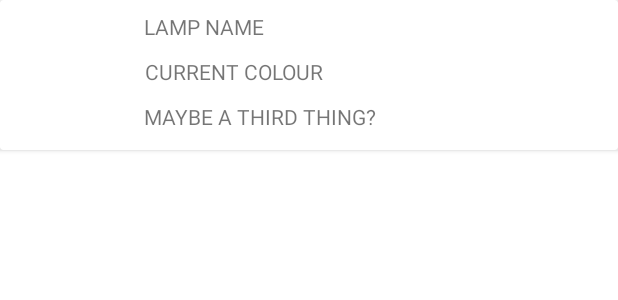
After one commit to Dogukan-lab/PhilipsHueControl, an Android app: the layout lamp_card.xml on its own in the app's theme, with its tools: preview values and no code run, on a phone screen of 412 x 824 dp. The commit adds this screen. Shown: the top 300 px of the screen. Run offline under Robolectric (Android 15) with nearby library versions, the phone set to English and light mode, and no system bars.

Commit message:
[ADDITION] added skeletons for the future app layout

```diff
--- a/PhilipsHueApk/app/build.gradle
+++ b/PhilipsHueApk/app/build.gradle
@@ -49,6 +49,7 @@ dependencies {
     implementation 'androidx.appcompat:appcompat:1.2.0'
     implementation 'com.google.android.material:material:1.2.1'
     implementation 'androidx.constraintlayout:constraintlayout:2.0.4'
+    implementation "androidx.cardview:cardview:1.0.0"
     implementation 'com.squareup.okhttp3:okhttp:4.9.0'
     implementation 'androidx.legacy:legacy-support-v4:1.0.0'
     testImplementation 'junit:junit:4.13.1'
--- a/PhilipsHueApk/app/src/main/res/layout/activity_main.xml
+++ b/PhilipsHueApk/app/src/main/res/layout/activity_main.xml
@@ -7,6 +7,7 @@
     tools:context=".ui.MainActivity"
     android:id="@+id/mainActivity">
 
+    <!-- TODO: Maybe add a bottom nav bar for something? -->
 
     <androidx.fragment.app.FragmentContainerView
         android:id="@+id/nav_host_fragment"
--- a/PhilipsHueApk/app/src/main/res/layout/fragment_hue.xml
+++ b/PhilipsHueApk/app/src/main/res/layout/fragment_hue.xml
@@ -13,4 +13,6 @@
         android:layout_height="match_parent" />
 
 
+
+
 </FrameLayout>
--- /dev/null
+++ b/PhilipsHueApk/app/src/main/res/layout/lamp_card.xml
@@ -0,0 +1,66 @@
+<?xml version="1.0" encoding="utf-8"?>
+<androidx.cardview.widget.CardView xmlns:android="http://schemas.android.com/apk/res/android"
+    xmlns:tools="http://schemas.android.com/tools"
+    android:layout_width="match_parent"
+    android:layout_height="100dp"
+    xmlns:app="http://schemas.android.com/apk/res-auto">
+
+    <!-- TODO: Make this lamp card clickable, so that it goes to the detail fragment of this lamp -->
+
+    <androidx.constraintlayout.widget.ConstraintLayout
+        android:layout_width="match_parent"
+        android:layout_height="match_parent">
+
+        <ImageView
+            android:id="@+id/lamp_image"
+            android:layout_width="80dp"
+            android:layout_height="80dp"
+            android:layout_marginStart="8dp"
+            android:layout_marginLeft="8dp"
+            android:layout_marginTop="8dp"
+            app:layout_constraintStart_toStartOf="parent"
+            app:layout_constraintTop_toTopOf="parent" />
+
+        <TextView
+            android:id="@+id/lamp_name"
+            android:layout_width="300dp"
+            android:layout_height="20dp"
+            android:layout_marginStart="8dp"
+            android:layout_marginLeft="8dp"
+            android:layout_marginTop="8dp"
+            android:text="LAMP NAME"
+            app:layout_constraintEnd_toEndOf="parent"
+            app:layout_constraintHorizontal_bias="0.0"
+            app:layout_constraintStart_toEndOf="@+id/lamp_image"
+            app:layout_constraintTop_toTopOf="parent" />
+
+        <TextView
+            android:id="@+id/lamp_colour"
+            android:layout_width="300dp"
+            android:layout_height="20dp"
+            android:layout_marginStart="8dp"
+            android:layout_marginLeft="8dp"
+            android:layout_marginTop="10dp"
+            android:text="CURRENT COLOUR"
+            app:layout_constraintEnd_toEndOf="parent"
+            app:layout_constraintHorizontal_bias="0.05"
+            app:layout_constraintStart_toEndOf="@+id/lamp_image"
+            app:layout_constraintTop_toBottomOf="@+id/lamp_name" />
+
+        <TextView
+            android:id="@+id/lamp_extra"
+            android:layout_width="300dp"
+            android:layout_height="20dp"
+            android:layout_marginStart="8dp"
+            android:layout_marginLeft="8dp"
+            android:layout_marginTop="10dp"
+            android:text="MAYBE A THIRD THING?"
+            app:layout_constraintEnd_toEndOf="parent"
+            app:layout_constraintHorizontal_bias="0.0"
+            app:layout_constraintStart_toEndOf="@+id/lamp_image"
+            app:layout_constraintTop_toBottomOf="@+id/lamp_colour" />
+
+    </androidx.constraintlayout.widget.ConstraintLayout>
+
+
+</androidx.cardview.widget.CardView>
```
Also changed, not shown: PhilipsHueApk/app/src/main/res/layout/fragment_lamp_detail.xml (added, +47 -0 lines), PhilipsHueApk/app/src/main/res/layout/fragment_main.xml (+10 -3 lines).
